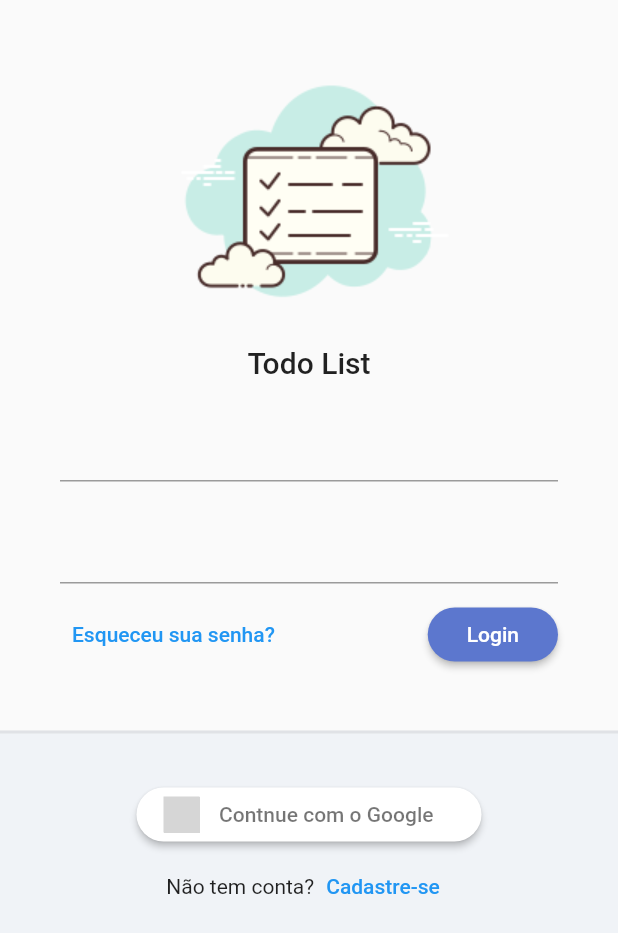
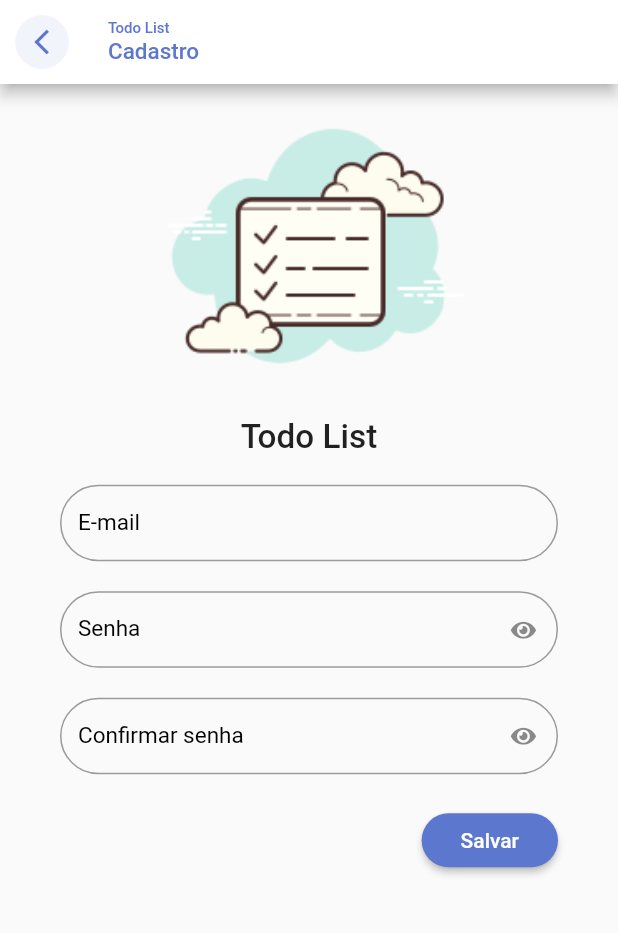
Before and after one commit to jclaudio-sg/academia-todo-list, a Flutter app: the screen it shows after launch, after a tap on "Cadastre-se", on a phone screen of 412 x 824 dp. Shown: the top 933 px of the screen. Run offline on Flutter 3.47's test engine with Material 2 defaults, Android fonts, the phone set to English and light mode, and no system bars; our stand-ins replace flutter_signin_button, google_fonts, sqflite, sqflite_common, synchronized; accounts and stored records are empty; Roboto replaces fonts that are missing (Mandali); grey boxes are pictures that could not be loaded.

Commit message:
Adicionando o modulo register.

```diff
--- a/lib/app/app_widget.dart
+++ b/lib/app/app_widget.dart
@@ -39,7 +39,7 @@ class _AppWidgetState extends State<AppWidget> {
       routes: {
         ...AuthModule().routers,
       },
-      home: SplashPage(),
+      home: const SplashPage(),
     );
   }
 
--- /dev/null
+++ b/lib/app/core/widget/todo_list_field.dart
@@ -0,0 +1,68 @@
+import 'package:app/app/core/widget/todo_list_icons.dart';
+import 'package:flutter/material.dart';
+
+class TodoListField extends StatelessWidget {
+
+  final String label;
+  final bool obscureText;
+  final IconButton? sufixIconButton;
+  final ValueNotifier<bool> obscureTextVN;
+  final TextEditingController? controller;
+  final FormFieldValidator? validator;
+
+  TodoListField({
+    Key? key,
+    required this.label,
+    this.obscureText = false,
+    this.sufixIconButton,
+    this.controller,
+    this.validator,
+  }) : assert( obscureText == true ? sufixIconButton == null : true,
+        "obscureText não pode ser enviado em conjunto com suffixIconButton." ),
+        obscureTextVN = ValueNotifier( obscureText ),
+        super(key: key);
+
+  @override
+  Widget build(BuildContext context) {
+    return ValueListenableBuilder<bool>(
+      valueListenable: obscureTextVN,
+      builder: (_, obscureTextValue, child) {
+        return TextFormField(
+          controller: controller,
+          validator: validator,
+          obscureText: obscureTextValue,
+          decoration: InputDecoration(
+            labelText: label,
+            labelStyle: const TextStyle(
+              fontSize: 15,
+              color: Colors.black,
+            ),
+            border: OutlineInputBorder(
+              borderRadius: BorderRadius.circular(30),
+            ),
+            errorBorder: OutlineInputBorder(
+              borderRadius: BorderRadius.circular(30),
+              borderSide: const BorderSide(
+                color: Colors.red,
+              ),
+            ),
+            isDense: true,
+            suffixIcon: sufixIconButton ??
+                ( obscureText == true
+                    ? IconButton(
+                      onPressed: () => obscureTextVN.value = !obscureTextVN.value,
+                      icon: Icon(
+                        obscureTextVN.value
+                            ? Todolisticons.eye
+                            : Todolisticons.eye_slash,
+                        size: 15,
+                      ),
+                    )
+                    : null
+                ),
+          ),
+        );
+      }
+    );
+  }
+}
--- /dev/null
+++ b/lib/app/core/widget/todo_list_icons.dart
@@ -0,0 +1,31 @@
+/// Flutter icons Todolisticons
+/// Copyright (C) 2022 by original authors @ fluttericon.com, fontello.com
+/// This font was generated by FlutterIcon.com, which is derived from Fontello.
+///
+/// To use this font, place it in your fonts/ directory and include the
+/// following in your pubspec.yaml
+///
+/// flutter:
+///   fonts:
+///    - family:  Todolisticons
+///      fonts:
+///       - asset: fonts/Todolisticons.ttf
+///
+///
+/// * Font Awesome 5, Copyright (C) 2016 by Dave Gandy
+///         Author:    Dave Gandy
+///         License:   SIL (https://github.com/FortAwesome/Font-Awesome/blob/master/LICENSE.txt)
+///         Homepage:  http://fortawesome.github.com/Font-Awesome/
+///
+import 'package:flutter/widgets.dart';
+
+class Todolisticons {
+
+  Todolisticons._();
+
+  static const _kFontFam = 'Todolisticons';
+  static const String? _kFontPkg = null;
+
+  static const IconData eye = IconData(0xf06e, fontFamily: _kFontFam, fontPackage: _kFontPkg);
+  static const IconData eye_slash = IconData(0xf070, fontFamily: _kFontFam, fontPackage: _kFontPkg);
+}
--- a/lib/app/modules/auth/auth_module.dart
+++ b/lib/app/modules/auth/auth_module.dart
@@ -2,15 +2,20 @@ import 'package:app/app/core/modules/todo_list_module.dart';
 import 'package:app/app/modules/auth/login/login_controller.dart';
 import 'package:app/app/modules/auth/login/login_page.dart';
 import 'package:provider/provider.dart';
+
+import 'register/register_controller.dart';
+import 'register/register_page.dart';
 
 class AuthModule extends TodoListModule {
 
   AuthModule() : super(
     bindings: [
       ChangeNotifierProvider( create: (_) => LoginController(), ),
+      ChangeNotifierProvider( create: (_) => RegisterController(), ),
     ],
     routers: {
-      "/login" : (context) => LoginPage(),
+      "/login" : (context) => const LoginPage(),
+      "/register" : (context) => const RegisterPage(),
     },
   );
 
--- a/lib/app/modules/auth/login/login_page.dart
+++ b/lib/app/modules/auth/login/login_page.dart
@@ -1,3 +1,4 @@
+import 'package:app/app/core/widget/todo_list_field.dart';
 import 'package:app/app/core/widget/todo_list_logo.dart';
 import 'package:flutter/material.dart';
 import 'package:flutter_signin_button/button_list.dart';
@@ -40,9 +41,14 @@ class _LoginPageState extends State<LoginPage> {
                       child: Form(
                         child: Column(
                           children: [
-                            TextFormField(),
+                            TodoListField(
+                              label: "E-mail",
+                            ),
                             const SizedBox( height: 20, ),
-                            TextFormField(),
+                            TodoListField(
+                              label: "Senha",
+                              obscureText: true,
+                            ),
                             const SizedBox( height: 10, ),
                             Row(
                               mainAxisAlignment: MainAxisAlignment.spaceBetween,
@@ -103,7 +109,9 @@ class _LoginPageState extends State<LoginPage> {
                               children: [
                                 const Text("Não tem conta?",),
                                 TextButton(
-                                  onPressed: (){},
+                                  onPressed: (){
+                                    Navigator.of(context).pushNamed("/register");
+                                  },
                                   child: const Text("Cadastre-se"),
                                 ),
                               ],
--- /dev/null
+++ b/lib/app/modules/auth/register/register_controller.dart
@@ -0,0 +1,5 @@
+import 'package:flutter/cupertino.dart';
+
+class RegisterController extends ChangeNotifier {
+
+}
--- /dev/null
+++ b/lib/app/modules/auth/register/register_page.dart
@@ -0,0 +1,97 @@
+import 'package:app/app/core/ui/theme_extension.dart';
+import 'package:app/app/core/widget/todo_list_field.dart';
+import 'package:app/app/core/widget/todo_list_logo.dart';
+import 'package:flutter/material.dart';
+
+class RegisterPage extends StatelessWidget {
+
+  const RegisterPage({
+    Key? key
+  }) : super(key: key);
+
+  @override
+  Widget build(BuildContext context) {
+    return Scaffold(
+      appBar: AppBar(
+        automaticallyImplyLeading: false,
+        backgroundColor: Colors.white,
+        title: Column(
+          crossAxisAlignment: CrossAxisAlignment.start,
+          children: [
+            Text(
+              "Todo List",
+              style: TextStyle(
+                fontSize: 10,
+                color: context.primaryColor,
+              ),
+            ),
+            Text(
+              "Cadastro",
+              style: TextStyle(
+                fontSize: 15,
+                color: context.primaryColor,
+              ),
+            ),
+          ],
+        ),
+        leading: IconButton(
+          onPressed: () => Navigator.pop(context),
+          icon: ClipOval(
+            child: Container(
+              color: context.primaryColor.withAlpha(20),
+              padding: const EdgeInsets.all(8),
+              child: Icon(
+                Icons.arrow_back_ios_outlined,
+                size: 20,
+                color: context.primaryColor,
+              ),
+            ),
+          ),
+        ),
+      ),
+      body: ListView(
+        children: [
+          SizedBox(
+            height: MediaQuery.of(context).size.height * .3,
+            child: const FittedBox(
+              child: TodoListLogo(),
+              fit: BoxFit.fitHeight,
+            ),
+          ),
+          Padding(
+            padding: const EdgeInsets.symmetric(
+              horizontal: 40, vertical: 20,
+            ),
+            child: Form(
+              child: Column(
+                children: [
+                  TodoListField(label: "E-mail"),
+                  const SizedBox( height: 20, ),
+                  TodoListField(label: "Senha", obscureText: true),
+                  const SizedBox( height: 20, ),
+                  TodoListField(label: "Confirmar senha", obscureText: true,),
+                  const SizedBox( height: 20, ),
+                  Align(
+                    alignment: Alignment.bottomRight,
+                    child: ElevatedButton(
+                      onPressed: (){},
+                      child: const Padding(
+                        padding: EdgeInsets.all(10.0),
+                        child: Text("Salvar"),
+                      ),
+                      style: ElevatedButton.styleFrom(
+                        shape: RoundedRectangleBorder(
+                          borderRadius: BorderRadius.circular(20),
+                        ),
+                      ),
+                    ),
+                  ),
+                ],
+              ),
+            ),
+          ),
+        ],
+      ),
+    );
+  }
+}
```
Also changed, not shown: pubspec.yaml (+4 -4 lines), assets/fonts/Todolisticons.ttf (added).
